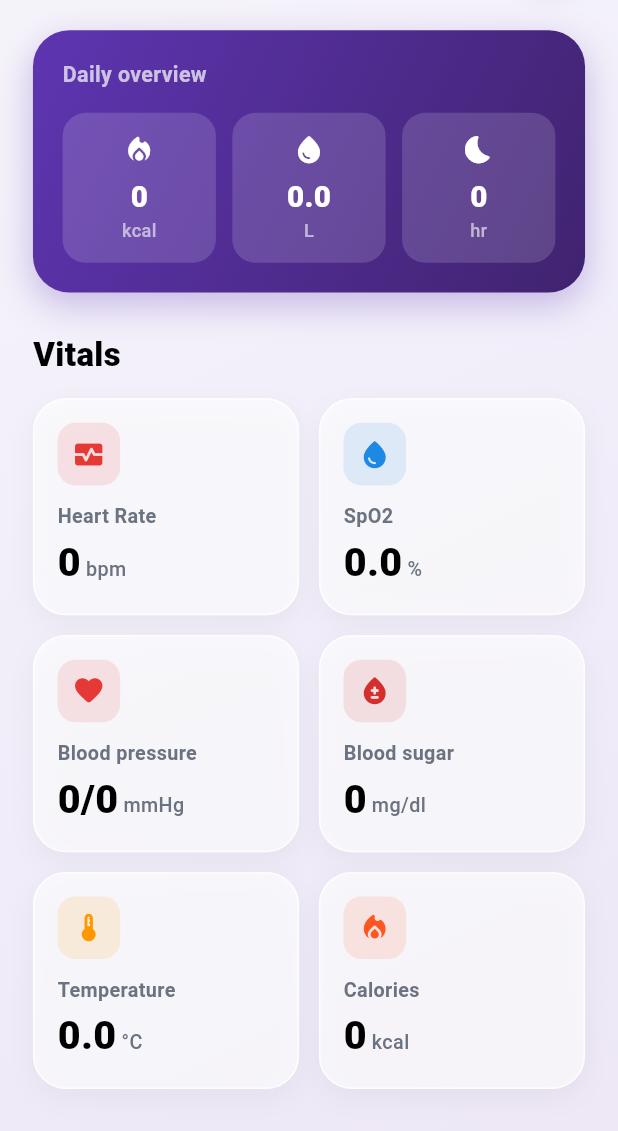
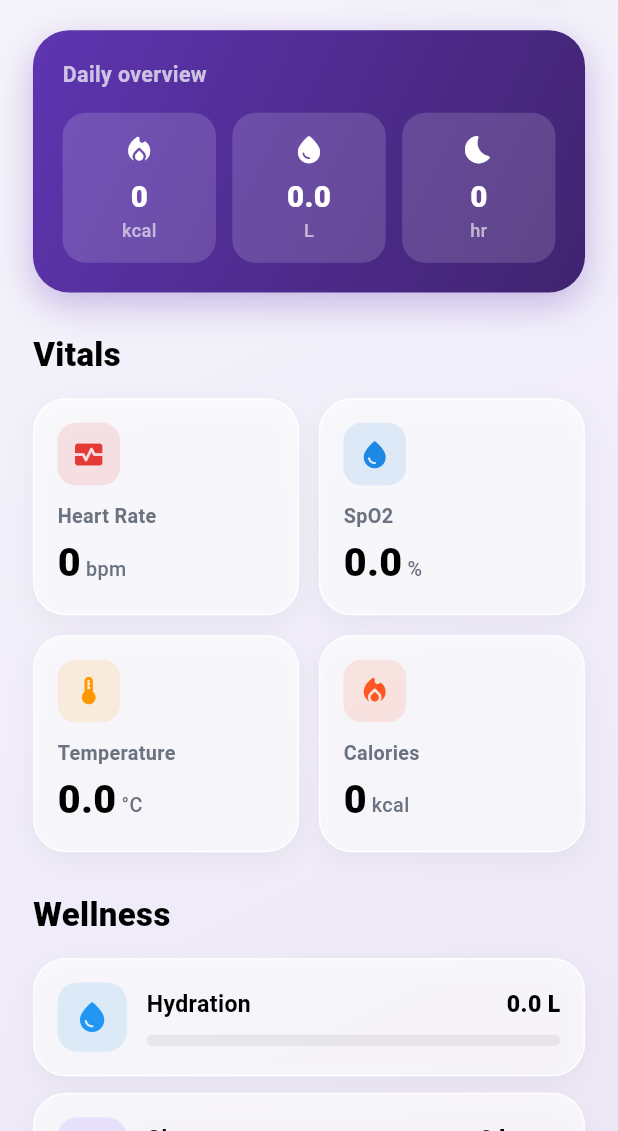
Before and after one commit to shamsmohd/gp_pro, a Flutter app: the HomeScreen screen opened directly, on a phone screen of 412 x 824 dp, the part 105-1236 px from its top. Run offline on Flutter 3.47's test engine with Material 3 defaults, Android fonts, the phone set to English and light mode, and no system bars; our stand-ins replace flutter_local_notifications, image_picker, supabase_flutter; accounts and stored records are empty; Roboto replaces fonts that are missing (Poppins).

Commit message:
gp_pro removed unwanted statistics and switched nabar places

```diff
--- a/lib/screens/home_screen.dart
+++ b/lib/screens/home_screen.dart
@@ -358,39 +358,6 @@
                                   ? data.spo2!.toStringAsFixed(1)
                                   : '—',
                               unit: '%',
-                              cardColor: cardColor,
-                              cardBorder: cardBorder,
-                              isDark: isDark,
-                              scale: scale,
-                            ),
-                          ),
-                        ],
-                      ),
-                      SizedBox(height: 12 * scale),
-                      Row(
-                        children: [
-                          Expanded(
-                            child: _VitalCard(
-                              icon: Icons.favorite_rounded,
-                              iconColor: const Color(0xFFE53935),
-                              title: 'Blood pressure',
-                              value:
-                                  '${data.bloodPressureSys}/${data.bloodPressureDia}',
-                              unit: 'mmHg',
-                              cardColor: cardColor,
-                              cardBorder: cardBorder,
-                              isDark: isDark,
-                              scale: scale,
-                            ),
-                          ),
-                          SizedBox(width: 12 * scale),
-                          Expanded(
-                            child: _VitalCard(
-                              icon: Icons.bloodtype_rounded,
-                              iconColor: const Color(0xFFD32F2F),
-                              title: 'Blood sugar',
-                              value: '${data.bloodSugar}',
-                              unit: 'mg/dl',
                               cardColor: cardColor,
                               cardBorder: cardBorder,
                               isDark: isDark,
--- a/lib/screens/root_screen.dart
+++ b/lib/screens/root_screen.dart
@@ -32,11 +32,11 @@
       hideBottomNav: true,
       onBackToHome: _goToHome,
     ),
+    const DietPlanScreen(hideBottomNav: true),
     ProfileScreen(
       hideBottomNav: true,
       onBackToHome: _goToHome,
     ),
-    const DietPlanScreen(hideBottomNav: true),
   ];
 
   @override
@@ -143,13 +143,13 @@
             onTap: () => onTap(2),
           ),
           _NavItem(
-            icon: Icons.person_outline_rounded,
+            icon: Icons.restaurant_menu_rounded,
             isActive: currentIndex == 3,
             inactiveColor: inactiveColor,
             onTap: () => onTap(3),
           ),
           _NavItem(
-            icon: Icons.restaurant_menu_rounded,
+            icon: Icons.person_outline_rounded,
             isActive: currentIndex == 4,
             inactiveColor: inactiveColor,
             onTap: () => onTap(4),
```
Also changed, not shown: lib/screens/profile_screen.dart (+0 -39 lines), 1 other file.
